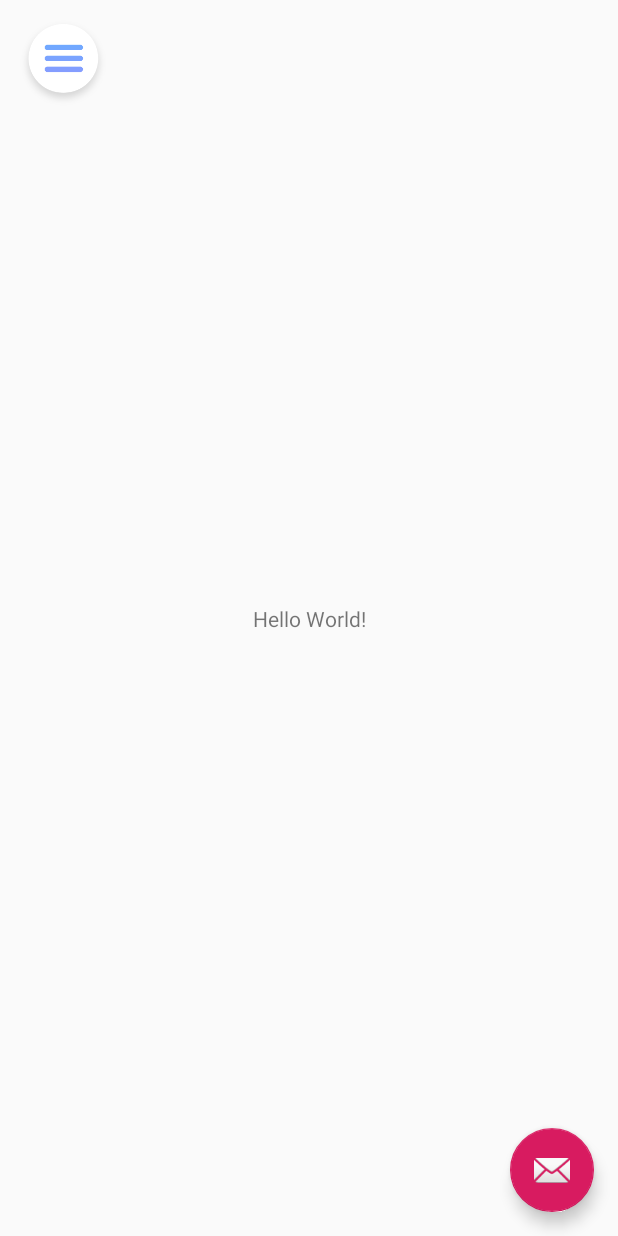
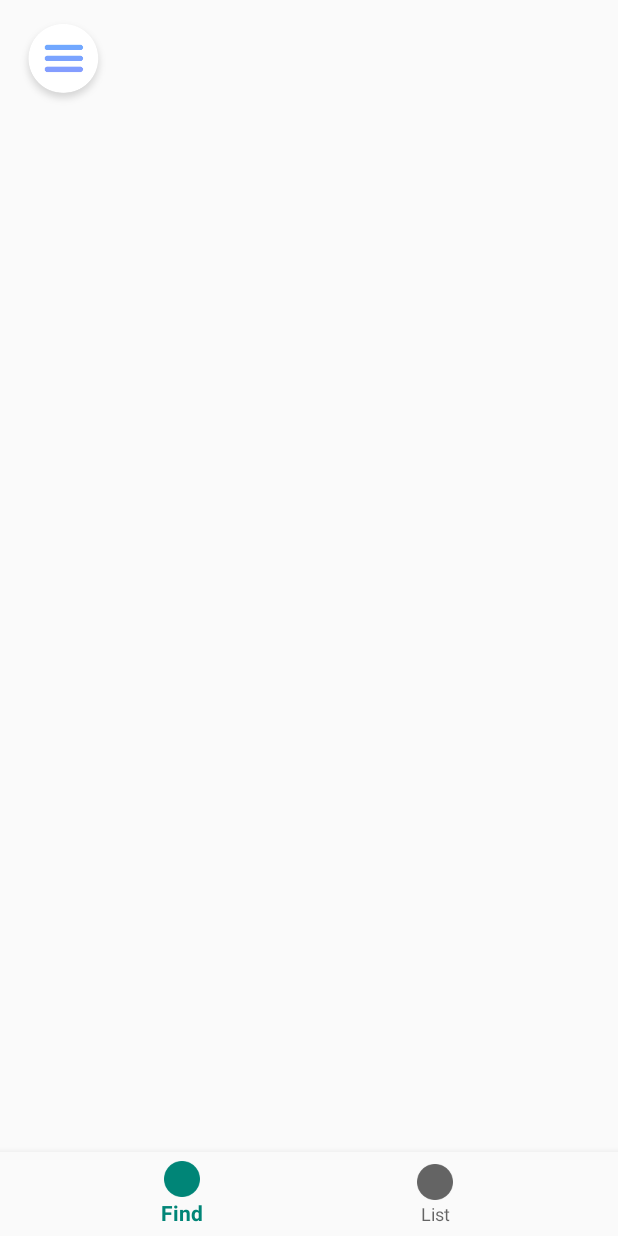
Before and after one commit to CoppellCoders/HackTX2019, an Android app: the layout app_bar_main.xml on its own in the app's theme, with its tools: preview values and no code run, on a phone screen of 412 x 824 dp. Run offline under Robolectric (Android 15) with nearby library versions, the phone set to English and light mode, and no system bars.

Commit message:
cleaned up stuff

```diff
--- a/app/src/main/java/com/cc/parkx/MapsActivity.java
+++ b/app/src/main/java/com/cc/parkx/MapsActivity.java
@@ -13,14 +13,10 @@ import androidx.annotation.Nullable;
 import androidx.fragment.app.Fragment;
 
 import com.google.android.gms.common.api.Status;
-import com.google.android.gms.location.FusedLocationProviderClient;
-import com.google.android.gms.location.LocationServices;
 import com.google.android.gms.maps.CameraUpdateFactory;
 import com.google.android.gms.maps.GoogleMap;
 import com.google.android.gms.maps.OnMapReadyCallback;
 import com.google.android.gms.maps.SupportMapFragment;
-import com.google.android.gms.maps.model.LatLng;
-import com.google.android.gms.tasks.OnSuccessListener;
 import com.google.android.libraries.places.api.Places;
 import com.google.android.libraries.places.api.model.Place;
 import com.google.android.libraries.places.api.net.PlacesClient;
@@ -33,8 +29,6 @@ public class MapsActivity extends Fragment implements OnMapReadyCallback {
 
     private GoogleMap map;
     private SupportMapFragment mapFragment;
-    private FusedLocationProviderClient locationProviderClient;
-
     @Nullable
     @Override
     public View onCreateView(@NonNull LayoutInflater inflater, @Nullable ViewGroup container, @Nullable Bundle savedInstanceState) {
--- a/app/src/main/res/layout/app_bar_main.xml
+++ b/app/src/main/res/layout/app_bar_main.xml
@@ -4,23 +4,14 @@
     xmlns:tools="http://schemas.android.com/tools"
     android:layout_width="match_parent"
     android:layout_height="match_parent"
-    tools:context=".MainActivity">
+    tools:context=".Home">
+
+    <include layout="@layout/content_main" />
     <ImageButton
-        android:id="@+id/ham_menu"
+        android:id="@+id/ham_menuu"
         android:layout_width="wrap_content"
+        android:layout_height="wrap_content"
         android:layout_margin="10dp"
         android:background="@drawable/hamburger"
-        android:layout_height="wrap_content"></ImageButton>
-
-
-    <include layout="@layout/content_main" />
-
-    <com.google.android.material.floatingactionbutton.FloatingActionButton
-        android:id="@+id/fab"
-        android:layout_width="wrap_content"
-        android:layout_height="wrap_content"
-        android:layout_gravity="bottom|end"
-        android:layout_margin="@dimen/fab_margin"
-        app:srcCompat="@android:drawable/ic_dialog_email" />
-
+        android:clickable="true"></ImageButton>
 </androidx.coordinatorlayout.widget.CoordinatorLayout>
--- a/app/src/main/res/layout/content_main.xml
+++ b/app/src/main/res/layout/content_main.xml
@@ -8,13 +8,26 @@
     tools:context=".MainActivity"
     tools:showIn="@layout/app_bar_main">
 
-    <TextView
-        android:layout_width="wrap_content"
+    <FrameLayout
+        android:id="@+id/content"
+        android:layout_width="match_parent"
+        android:layout_height="match_parent"
+        android:layout_weight="1"
+        tools:layout_editor_absoluteX="16dp"
+        tools:layout_editor_absoluteY="16dp" >
+
+    </FrameLayout>
+
+    <com.google.android.material.bottomnavigation.BottomNavigationView
+        android:id="@+id/nav_view"
+        android:layout_width="0dp"
         android:layout_height="wrap_content"
-        android:text="Hello World!"
+        android:layout_marginStart="0dp"
+        android:layout_marginEnd="0dp"
+        android:background="?android:attr/windowBackground"
         app:layout_constraintBottom_toBottomOf="parent"
         app:layout_constraintLeft_toLeftOf="parent"
         app:layout_constraintRight_toRightOf="parent"
-        app:layout_constraintTop_toTopOf="parent" />
+        app:menu="@menu/bottom_nav_menu" />
 
 </androidx.constraintlayout.widget.ConstraintLayout>
```
Also changed, not shown: app/src/main/java/com/cc/parkx/Home.java (+29 -1 lines), app/src/main/java/com/cc/parkx/MainActivity.java (deleted, +0 -111 lines), app/src/main/java/com/cc/parkx/ui/dashboard/DashboardFragment.java (deleted, +0 -35 lines), app/src/main/java/com/cc/parkx/ui/dashboard/DashboardViewModel.java (deleted, +0 -19 lines), app/src/main/java/com/cc/parkx/ui/home/HomeFragment.java (deleted, +0 -35 lines), app/src/main/java/com/cc/parkx/ui/home/HomeViewModel.java (deleted, +0 -19 lines), app/src/main/java/com/cc/parkx/ui/notifications/NotificationsFragment.java (deleted, +0 -35 lines), app/src/main/java/com/cc/parkx/ui/notifications/NotificationsViewModel.java (deleted, +0 -19 lines), app/src/main/res/layout/activity_home.xml (+21 -34 lines), app/src/main/res/layout/activity_main.xml (deleted, +0 -24 lines).
